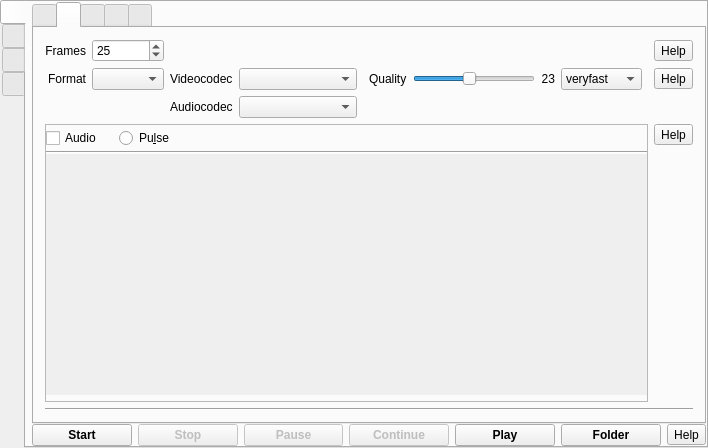
Qt form src/formMainWindow.ui (vkohaupt/vokoscreenNG) before a commit.
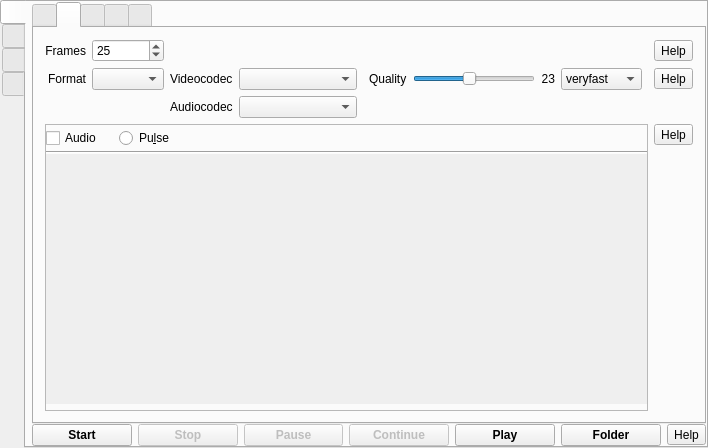
The same form after that commit. The open tabs and pages were chosen to show the change. Icons and pictures are not drawn.

```diff
--- a/src/formMainWindow.ui
+++ b/src/formMainWindow.ui
@@ -889,7 +889,7 @@
                       <x>0</x>
                       <y>0</y>
                       <width>509</width>
-                      <height>183</height>
+                      <height>192</height>
                      </rect>
                     </property>
                     <layout class="QVBoxLayout" name="verticalLayoutAudioDevices">
@@ -944,13 +944,6 @@
               </item>
              </layout>
             </item>
-            <item>
-             <widget class="Line" name="line_7">
-              <property name="orientation">
-               <enum>Qt::Horizontal</enum>
-              </property>
-             </widget>
-            </item>
            </layout>
           </widget>
           <widget class="QWidget" name="tab">
```
Left out of the diff: 26 changed lines with no effect on the pictures.
